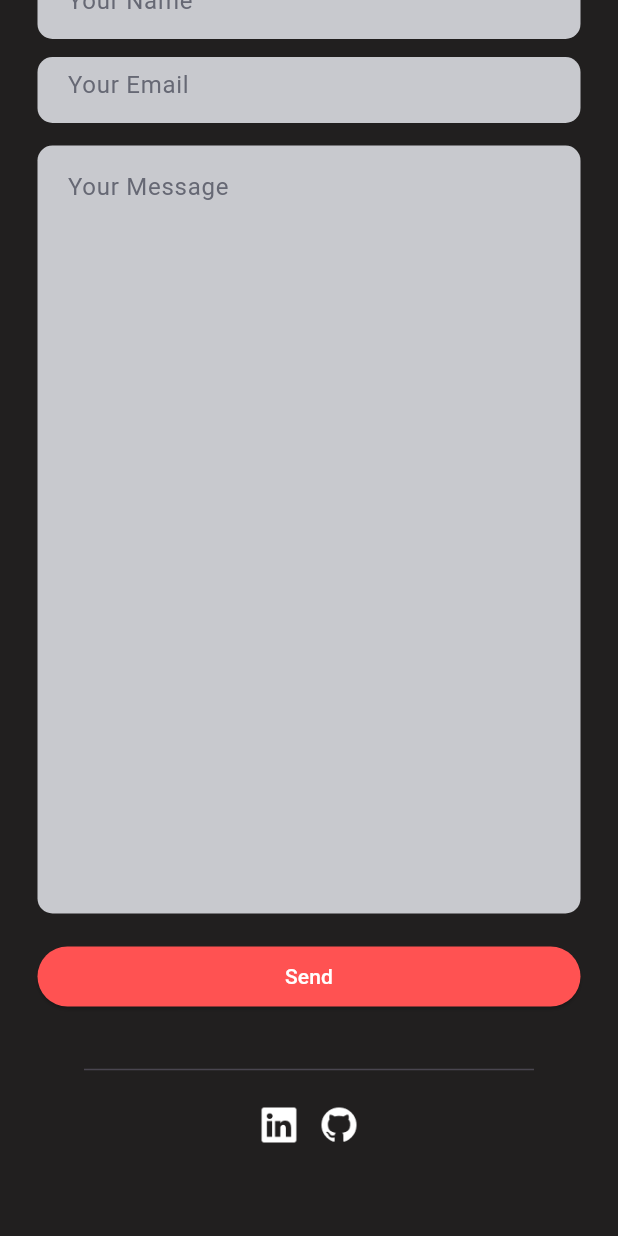
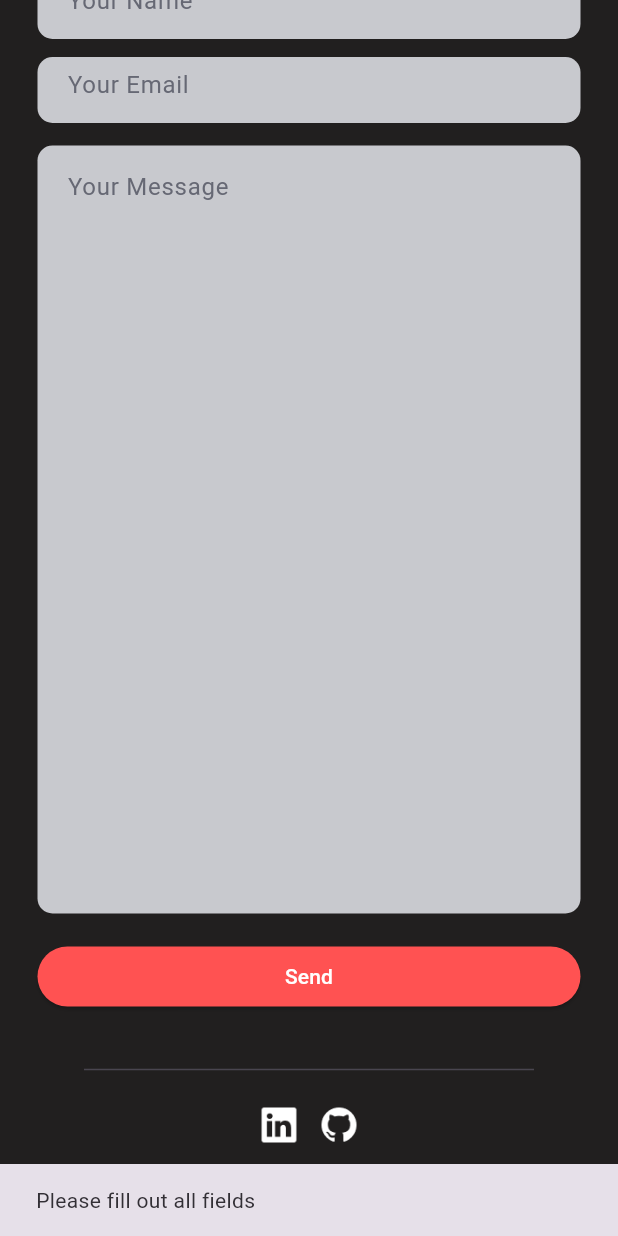
Before and after one commit to HasanJuned/My_Portfolio, a Flutter app: the screen it shows after launch, scrolled down 2800 dp, after a tap on "Send", on a phone screen of 412 x 824 dp. Run offline on Flutter 3.47's test engine with Material 3 defaults, Android fonts, the light colour scheme and no system bars; missing offline and left inert: dart:js.

Commit message:
send email updated

```diff
--- a/lib/main.dart
+++ b/lib/main.dart
@@ -2,5 +2,6 @@ import 'package:flutter/material.dart';
 import 'package:my_portfolioo/app/app.dart';
 
 void main() {
+  WidgetsFlutterBinding.ensureInitialized();
   runApp(const MyPortfolio());
 }
--- a/lib/presentation/screens/my_home_screen.dart
+++ b/lib/presentation/screens/my_home_screen.dart
@@ -10,6 +10,7 @@ import 'package:my_portfolioo/widgets/project_section.dart';
 import 'package:my_portfolioo/widgets/skills_desktop.dart';
 import 'package:my_portfolioo/widgets/skills_mobile.dart';
 import 'package:my_portfolioo/utility/colors.dart';
+import 'dart:js' as js;
 
 
 class MyHomeScreen extends StatefulWidget {
@@ -114,6 +115,7 @@ class _MyHomeScreenState extends State<MyHomeScreen> {
 
   void scrollToSection(int navIndex) {
     if (navIndex == 4) {
+      js.context.callMethod('open', ['https://drive.google.com/file/d/1T-f8OABVDFijm0X9AARWxgstacKjCIQf/view?usp=sharing']);
       return;
     }
     final key = navBarKeys[navIndex];
--- a/lib/utility/nav_items.dart
+++ b/lib/utility/nav_items.dart
@@ -1,4 +1,4 @@
 import 'package:flutter/material.dart';
 
-List<String> navTitles = ['Home', 'Skills','Projects', 'Contact'];
-List<IconData> navIcons = [Icons.home, Icons.handyman_outlined, Icons.apps, Icons.quick_contacts_mail];
+List<String> navTitles = ['Home', 'Skills','Projects', 'Contact', 'CV'];
+List<IconData> navIcons = [Icons.home, Icons.handyman_outlined, Icons.apps, Icons.quick_contacts_mail, Icons.book_rounded];
--- a/lib/widgets/contact_section.dart
+++ b/lib/widgets/contact_section.dart
@@ -1,17 +1,35 @@
 import 'package:flutter/material.dart';
+import 'package:url_launcher/url_launcher.dart';
 import 'package:my_portfolioo/app/constants/size.dart';
 import 'package:my_portfolioo/widgets/custom_text_field.dart';
 import 'package:my_portfolioo/utility/colors.dart';
 import 'dart:js' as js;
 
-
 class ContactSection extends StatelessWidget {
-  const ContactSection({
+  ContactSection({
     super.key,
     required this.getInputBorder,
   });
 
   final OutlineInputBorder getInputBorder;
+  final TextEditingController _nameController = TextEditingController();
+  final TextEditingController _emailController = TextEditingController();
+  final TextEditingController _messageController = TextEditingController();
+
+
+  Future<void> openEmailApp(String name, String email, String message) async {
+    final Uri emailUri = Uri(
+      scheme: 'mailto',
+      path: 'softenghasan25@gmail.com',
+      query: 'subject=New Email from Portfolio&body=Name: $name\nEmail: $email\nMessage:\n$message',
+    );
+    if (await canLaunch(emailUri.toString())) {
+      await launch(emailUri.toString());
+    } else {
+      //print('Could not open email client');
+    }
+  }
+
 
   @override
   Widget build(BuildContext context) {
@@ -48,6 +66,7 @@ class ContactSection extends StatelessWidget {
             child: Column(
               children: [
                 CustomTextField(
+                  controller: _messageController,
                   getInputBorder: getInputBorder,
                   hintText: 'Your Message',
                   maxLine: 20,
@@ -59,10 +78,26 @@ class ContactSection extends StatelessWidget {
                   width: double.maxFinite,
                   child: ElevatedButton(
                     style: ElevatedButton.styleFrom(
-                        backgroundColor: Colors.redAccent
+                        backgroundColor: Colors.redAccent),
+                    onPressed: () {
+                      final name = _nameController.text.trim();
+                      final email = _emailController.text.trim();
+                      final message = _messageController.text.trim();
+
+                      if (name.isEmpty || email.isEmpty || message.isEmpty) {
+                        ScaffoldMessenger.of(context).showSnackBar(
+                          const SnackBar(
+                              content: Text('Please fill out all fields')),
+                        );
+                        return;
+                      }
+
+                      openEmailApp(name, email, message);
+                    },
+                    child: const Text(
+                      'Send',
+                      style: TextStyle(color: Colors.white),
                     ),
-                    onPressed: () {},
-                    child: const Text('Send', style: TextStyle(color: Colors.white),),
                   ),
                 ),
                 const SizedBox(
@@ -82,7 +117,9 @@ class ContactSection extends StatelessWidget {
                   children: [
                     GestureDetector(
                         onTap: () {
-                          js.context.callMethod('open', ['https://www.linkedin.com/in/hasan-ahmad-502391204/']);
+                          js.context.callMethod('open', [
+                            'https://www.linkedin.com/in/hasan-ahmad-502391204/'
+                          ]);
                         },
                         child: Image.asset(
                           'assets/images/linkedin.png',
@@ -90,7 +127,8 @@ class ContactSection extends StatelessWidget {
                         )),
                     GestureDetector(
                       onTap: () {
-                        js.context.callMethod('open', ['https://github.com/HasanJuned']);
+                        js.context.callMethod(
+                            'open', ['https://github.com/HasanJuned']);
                       },
                       child: Image.asset(
                         'assets/images/github.png',
@@ -112,6 +150,7 @@ class ContactSection extends StatelessWidget {
       children: [
         Expanded(
             child: CustomTextField(
+          controller: _nameController,
           getInputBorder: getInputBorder,
           hintText: 'Your Name',
         )),
@@ -120,6 +159,7 @@ class ContactSection extends StatelessWidget {
         ),
         Expanded(
             child: CustomTextField(
+          controller: _emailController,
           getInputBorder: getInputBorder,
           hintText: 'Your Email',
         )),
@@ -132,6 +172,7 @@ class ContactSection extends StatelessWidget {
       children: [
         Expanded(
             child: CustomTextField(
+          controller: _nameController,
           getInputBorder: getInputBorder,
           hintText: 'Your Name',
         )),
@@ -140,6 +181,7 @@ class ContactSection extends StatelessWidget {
         ),
         Expanded(
             child: CustomTextField(
+          controller: _emailController,
           getInputBorder: getInputBorder,
           hintText: 'Your Email',
         )),
--- a/pubspec.yaml
+++ b/pubspec.yaml
@@ -35,6 +35,7 @@ dependencies:
   # The following adds the Cupertino Icons font to your application.
   # Use with the CupertinoIcons class for iOS style icons.
   cupertino_icons: ^1.0.8
+  url_launcher: ^6.3.1
 
 dev_dependencies:
   flutter_test:
```
Also changed, not shown: pubspec.lock.
